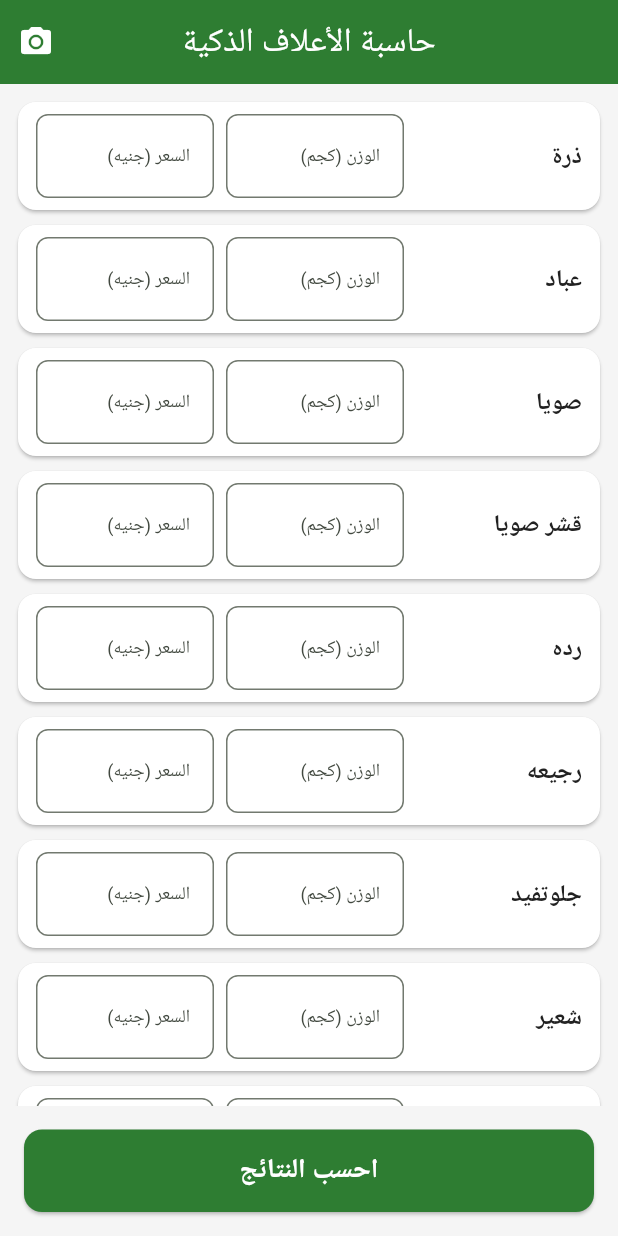
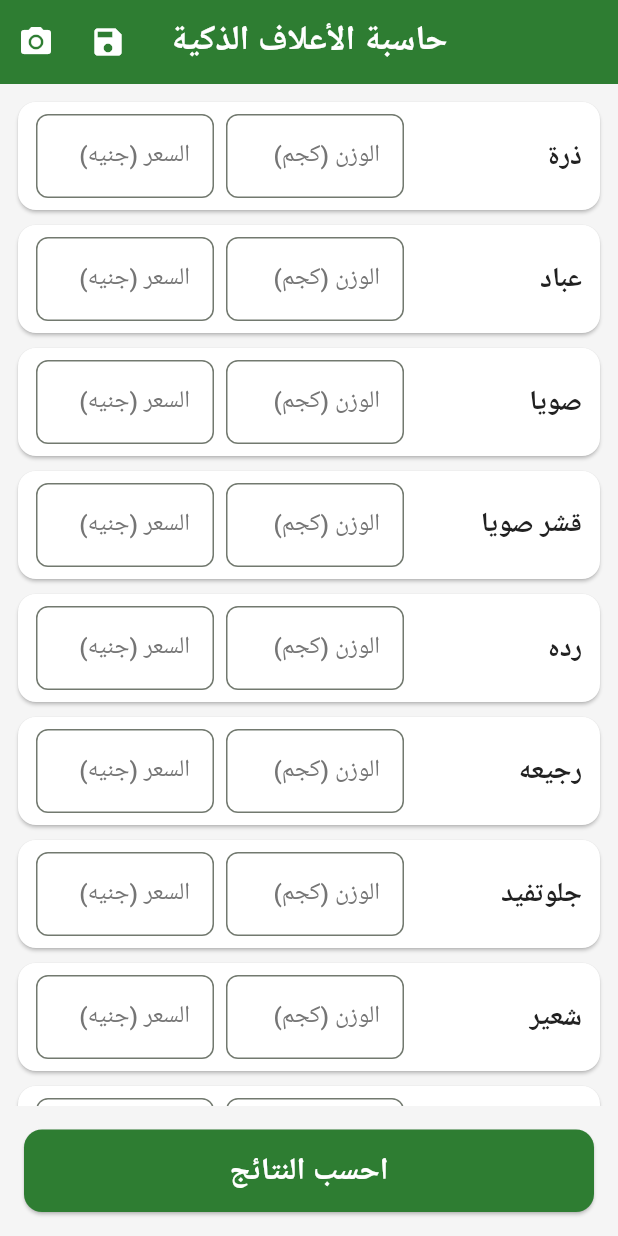
Before and after one commit to SalahHassan202/flutter-smart-feed-app, a Flutter app: the screen it shows after launch, on a phone screen of 412 x 824 dp. Run offline on Flutter 3.47's test engine with Material 3 defaults, Android fonts, the phone set to English and light mode, and no system bars; drawn by our look-alikes of screenshot; our stand-ins replace flutter_bloc, flutter_screenutil, image_gallery_saver, shared_preferences; Roboto replaces fonts that are missing (Cairo).

Commit message:
added save button

```diff
--- a/lib/features/calculator/ui/calculator_screen.dart
+++ b/lib/features/calculator/ui/calculator_screen.dart
@@ -3,6 +3,7 @@ import 'package:flutter_bloc/flutter_bloc.dart';
 import 'package:screenshot/screenshot.dart';
 import 'package:image_gallery_saver/image_gallery_saver.dart';
 import 'package:smart_feed_app/core/constants/app_colors.dart';
+import 'package:smart_feed_app/core/constants/app_styles.dart';
 import '../../../core/constants/app_constants.dart';
 import '../../../core/constants/app_strings.dart';
 import '../data/models/ingredient_model.dart';
@@ -62,6 +63,43 @@ class _CalculatorScreenState extends State<CalculatorScreen> {
     }
   }
 
+  void _onSave() {
+    showDialog(
+      context: context,
+      builder: (context) {
+        final controller = TextEditingController();
+        return AlertDialog(
+          title: const Text('حفظ الخلطة'),
+          content: TextField(
+            controller: controller,
+            decoration: const InputDecoration(hintText: 'أدخل اسم الخلطة'),
+          ),
+          actions: [
+            TextButton(
+              onPressed: () => Navigator.pop(context),
+              child: const Text('إلغاء'),
+            ),
+            TextButton(
+              onPressed: () {
+                if (controller.text.isNotEmpty) {
+                  context.read<CalculatorCubit>().saveCurrentMix(
+                    controller.text,
+                    ingredients,
+                  );
+                  Navigator.pop(context);
+                  ScaffoldMessenger.of(context).showSnackBar(
+                    const SnackBar(content: Text('تم الحفظ بنجاح')),
+                  );
+                }
+              },
+              child: const Text('حفظ'),
+            ),
+          ],
+        );
+      },
+    );
+  }
+
   void _onCalculate() {
     for (int i = 0; i < ingredients.length; i++) {
       ingredients[i].weight = double.tryParse(weightControllers[i].text) ?? 0.0;
@@ -75,24 +113,28 @@ class _CalculatorScreenState extends State<CalculatorScreen> {
     return Scaffold(
       backgroundColor: AppColors.background,
       appBar: AppBar(
-        title: const Text(AppStrings.appTitle),
+        title: Text(
+          AppStrings.appTitle,
+          style: AppStyles.font20Bold.copyWith(color: AppColors.white),
+        ),
         backgroundColor: AppColors.primary,
         foregroundColor: AppColors.white,
         centerTitle: true,
         actions: [
+          IconButton(icon: const Icon(Icons.save), onPressed: _onSave),
           IconButton(
             icon: const Icon(Icons.camera_alt),
             onPressed: _takeScreenshot,
           ),
         ],
       ),
-      body: Column(
-        children: [
-          Expanded(
-            child: Screenshot(
+      body: Screenshot(
         controller: screenshotController,
         child: Container(
           color: AppColors.background,
+          child: Column(
+            children: [
+              Expanded(
                 child: ListView.builder(
                   padding: const EdgeInsets.all(12),
                   itemCount: ingredients.length,
@@ -114,11 +156,7 @@ class _CalculatorScreenState extends State<CalculatorScreen> {
                               flex: 2,
                               child: Text(
                                 ingredients[index].name,
-                                style: const TextStyle(
-                                  fontSize: 16,
-                                  fontWeight: FontWeight.bold,
-                                  color: AppColors.textPrimary,
-                                ),
+                                style: AppStyles.font16SemiBold,
                               ),
                             ),
                             Expanded(
@@ -129,7 +167,7 @@ class _CalculatorScreenState extends State<CalculatorScreen> {
                                 textAlign: TextAlign.center,
                                 decoration: InputDecoration(
                                   labelText: AppStrings.weight,
-                                  labelStyle: const TextStyle(fontSize: 12),
+                                  labelStyle: AppStyles.font14Medium,
                                   border: OutlineInputBorder(
                                     borderRadius: BorderRadius.circular(8),
                                   ),
@@ -145,7 +183,7 @@ class _CalculatorScreenState extends State<CalculatorScreen> {
                                 textAlign: TextAlign.center,
                                 decoration: InputDecoration(
                                   labelText: AppStrings.price,
-                                  labelStyle: const TextStyle(fontSize: 12),
+                                  labelStyle: AppStyles.font14Medium,
                                   border: OutlineInputBorder(
                                     borderRadius: BorderRadius.circular(8),
                                   ),
@@ -157,8 +195,6 @@ class _CalculatorScreenState extends State<CalculatorScreen> {
                       ),
                     );
                   },
-                ),
-              ),
                 ),
               ),
               const CalculatorResultsWidget(),
@@ -173,18 +209,16 @@ class _CalculatorScreenState extends State<CalculatorScreen> {
                       borderRadius: BorderRadius.circular(12),
                     ),
                   ),
-              child: const Text(
+                  child: Text(
                     AppStrings.calculate,
-                style: TextStyle(
-                  fontSize: 18,
-                  fontWeight: FontWeight.bold,
-                  color: AppColors.white,
-                ),
+                    style: AppStyles.font18WhiteBold,
                   ),
                 ),
               ),
             ],
           ),
+        ),
+      ),
     );
   }
 }
```
Lines whose indentation alone changed are shown as unchanged.
